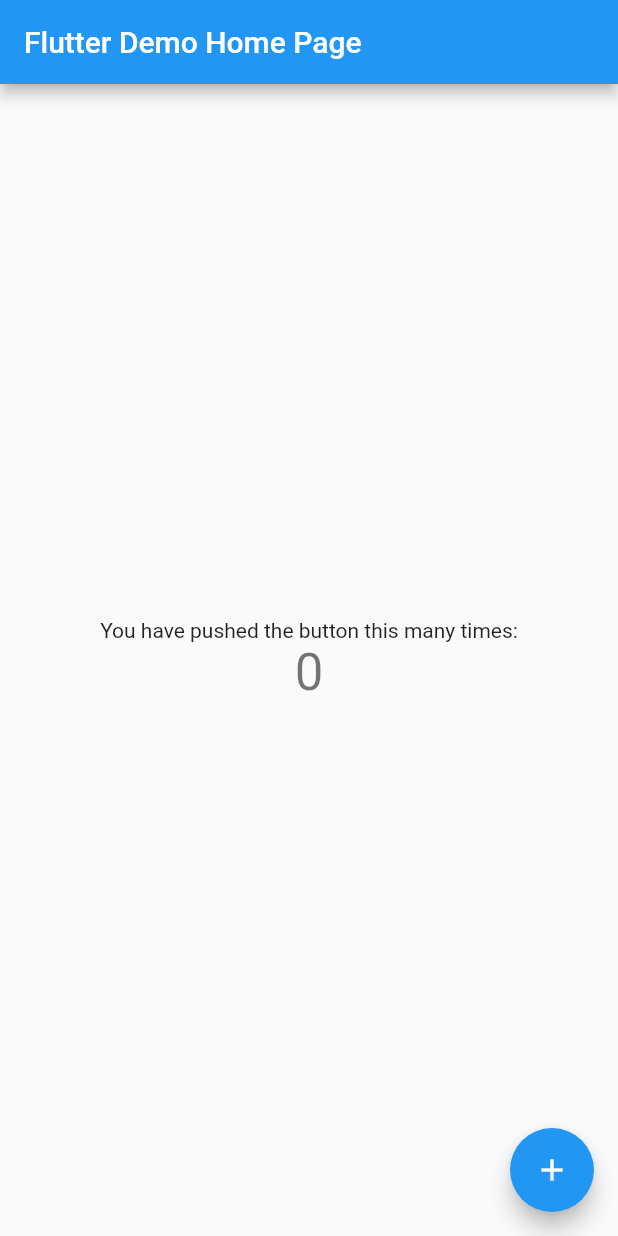
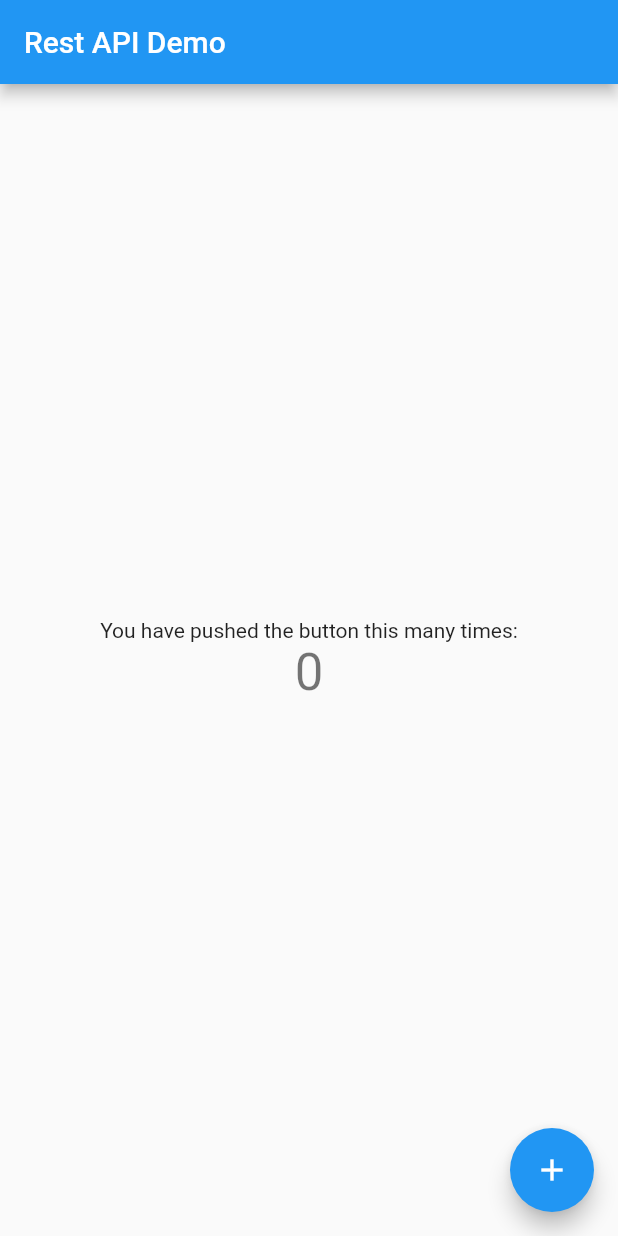
Before and after one commit to alxayeed/rest-api, a Flutter app: the screen it shows after launch, on a phone screen of 412 x 824 dp. Run offline on Flutter 3.47's test engine with Material 2 defaults, Android fonts, the phone set to English and light mode, and no system bars.

Commit message:
project cleaned up

```diff
--- a/lib/main.dart
+++ b/lib/main.dart
@@ -7,39 +7,20 @@ void main() {
 class MyApp extends StatelessWidget {
   const MyApp({Key? key}) : super(key: key);
 
-  // This widget is the root of your application.
   @override
   Widget build(BuildContext context) {
     return MaterialApp(
-      title: 'Flutter Demo',
+      title: 'Rest API Demo',
       theme: ThemeData(
-        // This is the theme of your application.
-        //
-        // Try running your application with "flutter run". You'll see the
-        // application has a blue toolbar. Then, without quitting the app, try
-        // changing the primarySwatch below to Colors.green and then invoke
-        // "hot reload" (press "r" in the console where you ran "flutter run",
-        // or simply save your changes to "hot reload" in a Flutter IDE).
-        // Notice that the counter didn't reset back to zero; the application
-        // is not restarted.
         primarySwatch: Colors.blue,
       ),
-      home: const MyHomePage(title: 'Flutter Demo Home Page'),
+      home: const MyHomePage(title: 'Rest API Demo'),
     );
   }
 }
 
 class MyHomePage extends StatefulWidget {
   const MyHomePage({Key? key, required this.title}) : super(key: key);
-
-  // This widget is the home page of your application. It is stateful, meaning
-  // that it has a State object (defined below) that contains fields that affect
-  // how it looks.
-
-  // This class is the configuration for the state. It holds the values (in this
-  // case the title) provided by the parent (in this case the App widget) and
-  // used by the build method of the State. Fields in a Widget subclass are
-  // always marked "final".
 
   final String title;
 
@@ -52,47 +33,18 @@ class _MyHomePageState extends State<MyHomePage> {
 
   void _incrementCounter() {
     setState(() {
-      // This call to setState tells the Flutter framework that something has
-      // changed in this State, which causes it to rerun the build method below
-      // so that the display can reflect the updated values. If we changed
-      // _counter without calling setState(), then the build method would not be
-      // called again, and so nothing would appear to happen.
       _counter++;
     });
   }
 
   @override
   Widget build(BuildContext context) {
-    // This method is rerun every time setState is called, for instance as done
-    // by the _incrementCounter method above.
-    //
-    // The Flutter framework has been optimized to make rerunning build methods
-    // fast, so that you can just rebuild anything that needs updating rather
-    // than having to individually change instances of widgets.
     return Scaffold(
       appBar: AppBar(
-        // Here we take the value from the MyHomePage object that was created by
-        // the App.build method, and use it to set our appbar title.
         title: Text(widget.title),
       ),
       body: Center(
-        // Center is a layout widget. It takes a single child and positions it
-        // in the middle of the parent.
         child: Column(
-          // Column is also a layout widget. It takes a list of children and
-          // arranges them vertically. By default, it sizes itself to fit its
-          // children horizontally, and tries to be as tall as its parent.
-          //
-          // Invoke "debug painting" (press "p" in the console, choose the
-          // "Toggle Debug Paint" action from the Flutter Inspector in Android
-          // Studio, or the "Toggle Debug Paint" command in Visual Studio Code)
-          // to see the wireframe for each widget.
-          //
-          // Column has various properties to control how it sizes itself and
-          // how it positions its children. Here we use mainAxisAlignment to
-          // center the children vertically; the main axis here is the vertical
-          // axis because Columns are vertical (the cross axis would be
-          // horizontal).
           mainAxisAlignment: MainAxisAlignment.center,
           children: <Widget>[
             const Text(
@@ -109,7 +61,7 @@ class _MyHomePageState extends State<MyHomePage> {
         onPressed: _incrementCounter,
         tooltip: 'Increment',
         child: const Icon(Icons.add),
-      ), // This trailing comma makes auto-formatting nicer for build methods.
+      ),
     );
   }
 }
```
Also changed, not shown: pubspec.yaml (+1 -70 lines).
